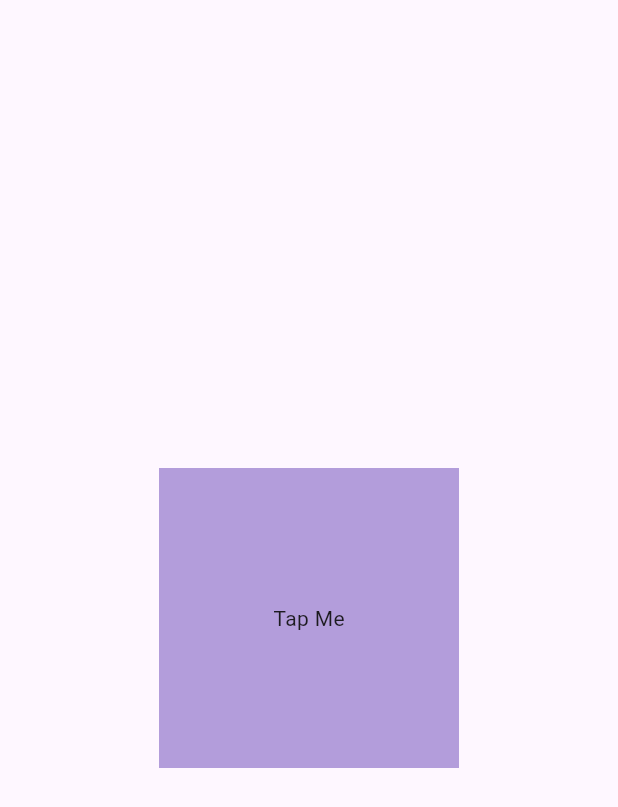
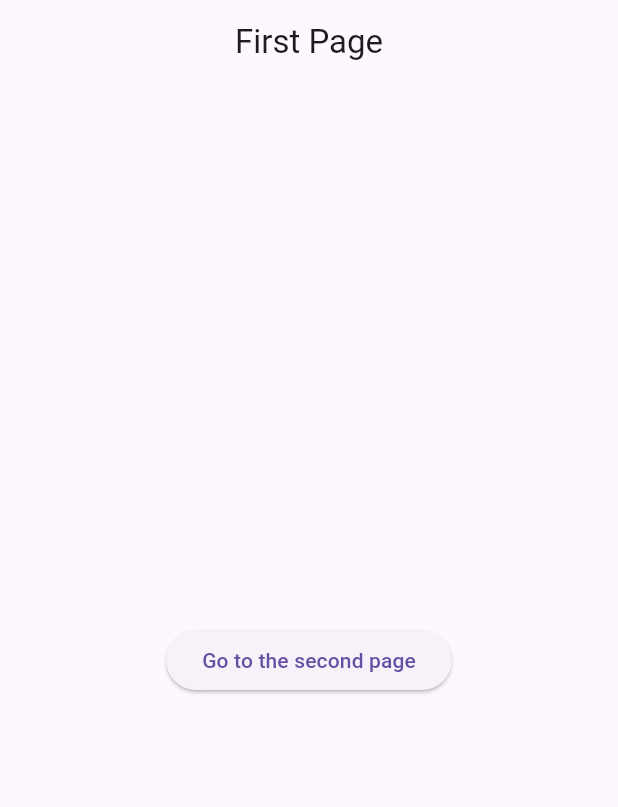
Before and after one commit to HtetWaiHlyanKyaw/Flutter-Widgets-Testing, a Flutter app: the screen it shows after launch, on a phone screen of 412 x 824 dp. Shown: the top 807 px of the screen. Run offline on Flutter 3.47's test engine with Material 3 defaults, Android fonts, the phone set to English and light mode, and no system bars.

```diff
--- a/lib/main.dart
+++ b/lib/main.dart
@@ -1,6 +1,8 @@
 // ignore_for_file: prefer_const_constructors
 
 import 'package:flutter/material.dart';
+import 'package:new_project/pages/first_page.dart';
+import 'package:new_project/pages/second_page.dart';
 
 void main() {
   runApp(MyApp());
@@ -18,20 +20,10 @@ class MyApp extends StatelessWidget {
   Widget build(BuildContext context) {
     return MaterialApp(
         debugShowCheckedModeBanner: false,
-        home: Scaffold(
-          body: Center(
-            child: GestureDetector(
-              onTap: () {
-                userTapped();
-              },
-              child: Container(
-                height: 200,
-                width: 200,
-                color: Colors.deepPurple[200],
-                child: Center(child: Text("Tap Me")),
-              ),
-            ),
-          ),
-        ));
+        home: FirstPage(),
+        routes: {
+          'firstpage': (context) => FirstPage(),
+          '/secondpage': (context) => SecondPage(),
+        });
   }
 }
--- /dev/null
+++ b/lib/pages/first_page.dart
@@ -0,0 +1,23 @@
+import 'package:flutter/material.dart';
+
+class FirstPage extends StatelessWidget {
+  const FirstPage({super.key});
+
+  @override
+  Widget build(BuildContext context) {
+    return Scaffold(
+      appBar: AppBar(
+        title: Text("First Page"),
+        centerTitle: true,
+      ),
+      body: Center(
+        child: ElevatedButton(
+          child: Text("Go to the second page"),
+          onPressed: () {
+            Navigator.pushNamed(context, '/secondpage');
+          },
+        ),
+      ),
+    );
+  }
+}
```
Also changed, not shown: lib/pages/second_page.dart (added, +15 -0 lines).
